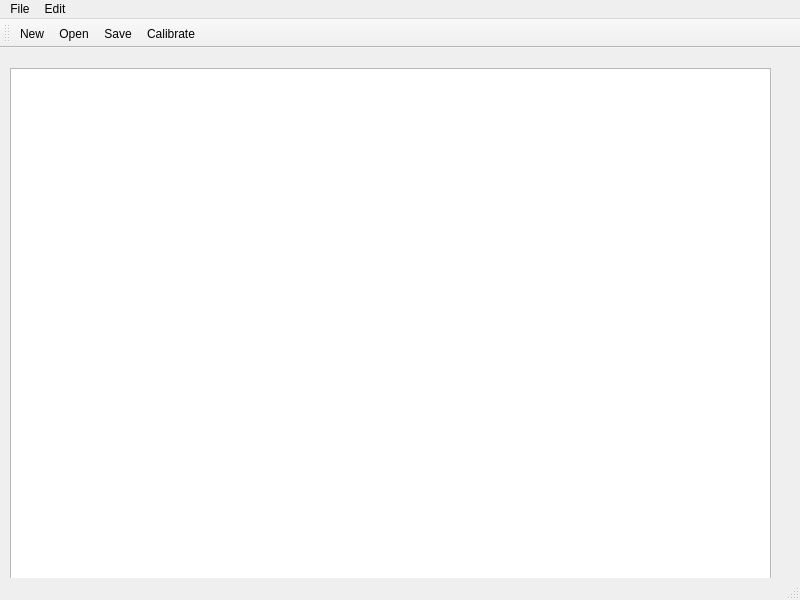
The window that digitiser.ui (EddyDavies/Year3_Graph_Digitiser) describes before a commit, drawn with Qt 5.
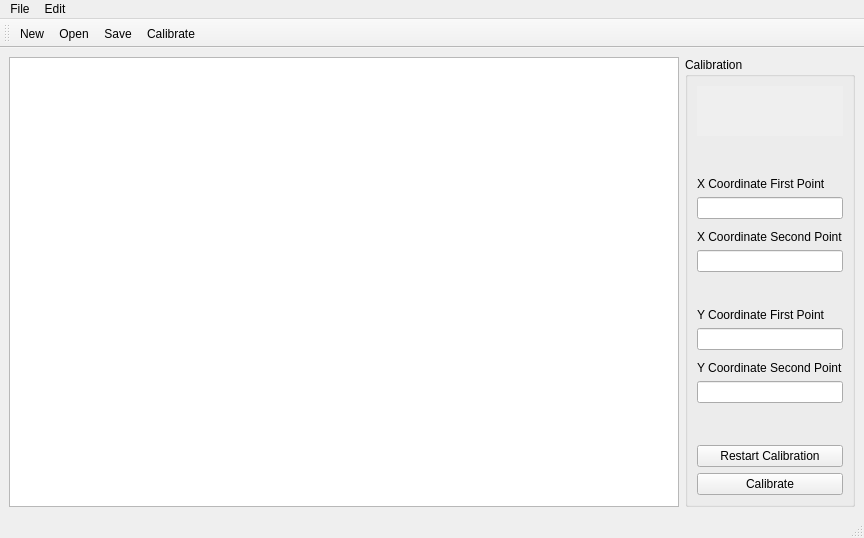
The same window after the commit. Icons and pictures are not drawn.

Commit message: Switched to Sidebar for Calibration

```diff
--- a/digitiser.ui
+++ b/digitiser.ui
@@ -6,36 +6,200 @@
    <rect>
     <x>0</x>
     <y>0</y>
-    <width>800</width>
-    <height>600</height>
+    <width>864</width>
+    <height>538</height>
    </rect>
   </property>
   <property name="windowTitle">
    <string>Digitiser</string>
   </property>
   <widget class="QWidget" name="centralwidget">
-   <widget class="QWidget" name="verticalLayoutWidget">
-    <property name="geometry">
-     <rect>
-      <x>10</x>
-      <y>20</y>
-      <width>761</width>
-      <height>531</height>
-     </rect>
-    </property>
-    <layout class="QVBoxLayout" name="verticalLayout">
-     <item>
-      <widget class="QGraphicsView" name="view"/>
-     </item>
-    </layout>
-   </widget>
+   <layout class="QHBoxLayout" name="horizontalLayout_6">
+    <item>
+     <widget class="QGraphicsView" name="view"/>
+    </item>
+    <item>
+     <widget class="QGroupBox" name="calibrateGroup">
+      <property name="sizePolicy">
+       <sizepolicy hsizetype="Fixed" vsizetype="Preferred">
+        <horstretch>0</horstretch>
+        <verstretch>0</verstretch>
+       </sizepolicy>
+      </property>
+      <property name="title">
+       <string>Calibration</string>
+      </property>
+      <layout class="QVBoxLayout" name="verticalLayout">
+       <item>
+        <widget class="QLabel" name="instructLabel">
+         <property name="enabled">
+          <bool>true</bool>
+         </property>
+         <property name="sizePolicy">
+          <sizepolicy hsizetype="Ignored" vsizetype="Fixed">
+           <horstretch>0</horstretch>
+           <verstretch>0</verstretch>
+          </sizepolicy>
+         </property>
+         <property name="minimumSize">
+          <size>
+           <width>0</width>
+           <height>50</height>
+          </size>
+         </property>
+         <property name="autoFillBackground">
+          <bool>true</bool>
+         </property>
+         <property name="text">
+          <string/>
+         </property>
+         <property name="wordWrap">
+          <bool>true</bool>
+         </property>
+        </widget>
+       </item>
+       <item>
+        <spacer name="verticalSpacer_3">
+         <property name="orientation">
+          <enum>Qt::Vertical</enum>
+         </property>
+         <property name="sizeHint" stdset="0">
+          <size>
+           <width>20</width>
+           <height>40</height>
+          </size>
+         </property>
+        </spacer>
+       </item>
+       <item>
+        <widget class="QLabel" name="x1Label">
+         <property name="text">
+          <string>X Coordinate First Point</string>
+         </property>
+        </widget>
+       </item>
+       <item>
+        <widget class="QLineEdit" name="x1LineEdit"/>
+       </item>
+       <item>
+        <spacer name="verticalSpacer_4">
+         <property name="orientation">
+          <enum>Qt::Vertical</enum>
+         </property>
+         <property name="sizeType">
+          <enum>QSizePolicy::Fixed</enum>
+         </property>
+         <property name="sizeHint" stdset="0">
+          <size>
+           <width>10</width>
+           <height>5</height>
+          </size>
+         </property>
+        </spacer>
+       </item>
+       <item>
+        <widget class="QLabel" name="x2Label">
+         <property name="text">
+          <string>X Coordinate Second Point</string>
+         </property>
+        </widget>
+       </item>
+       <item>
+        <widget class="QLineEdit" name="x2LineEdit"/>
+       </item>
+       <item>
+        <spacer name="verticalSpacer_2">
+         <property name="orientation">
+          <enum>Qt::Vertical</enum>
+         </property>
+         <property name="sizeType">
+          <enum>QSizePolicy::Fixed</enum>
+         </property>
+         <property name="sizeHint" stdset="0">
+          <size>
+           <width>20</width>
+           <height>30</height>
+          </size>
+         </property>
+        </spacer>
+       </item>
+       <item>
+        <widget class="QLabel" name="y1Label">
+         <property name="text">
+          <string>Y Coordinate First Point</string>
+         </property>
+        </widget>
+       </item>
+       <item>
+        <widget class="QLineEdit" name="y1LineEdit"/>
+       </item>
+       <item>
+        <spacer name="verticalSpacer_5">
+         <property name="orientation">
+          <enum>Qt::Vertical</enum>
+         </property>
+         <property name="sizeType">
+          <enum>QSizePolicy::Fixed</enum>
+         </property>
+         <property name="sizeHint" stdset="0">
+          <size>
+           <width>10</width>
+           <height>5</height>
+          </size>
+         </property>
+        </spacer>
+       </item>
+       <item>
+        <widget class="QLabel" name="y2Label">
+         <property name="text">
+          <string>Y Coordinate Second Point</string>
+         </property>
+        </widget>
+       </item>
+       <item>
+        <widget class="QLineEdit" name="y2LineEdit"/>
+       </item>
+       <item>
+        <spacer name="verticalSpacer">
+         <property name="orientation">
+          <enum>Qt::Vertical</enum>
+         </property>
+         <property name="sizeType">
+          <enum>QSizePolicy::Expanding</enum>
+         </property>
+         <property name="sizeHint" stdset="0">
+          <size>
+           <width>20</width>
+           <height>40</height>
+          </size>
+         </property>
+        </spacer>
+       </item>
+       <item>
+        <widget class="QPushButton" name="resetCalibration">
+         <property name="text">
+          <string>Restart Calibration</string>
+         </property>
+        </widget>
+       </item>
+       <item>
+        <widget class="QPushButton" name="calibrateButton">
+         <property name="text">
+          <string>Calibrate</string>
+         </property>
+        </widget>
+       </item>
+      </layout>
+     </widget>
+    </item>
+   </layout>
   </widget>
   <widget class="QMenuBar" name="menubar">
    <property name="geometry">
     <rect>
      <x>0</x>
      <y>0</y>
-     <width>800</width>
+     <width>864</width>
      <height>22</height>
     </rect>
    </property>
```
The commit also changes 3 other files.
